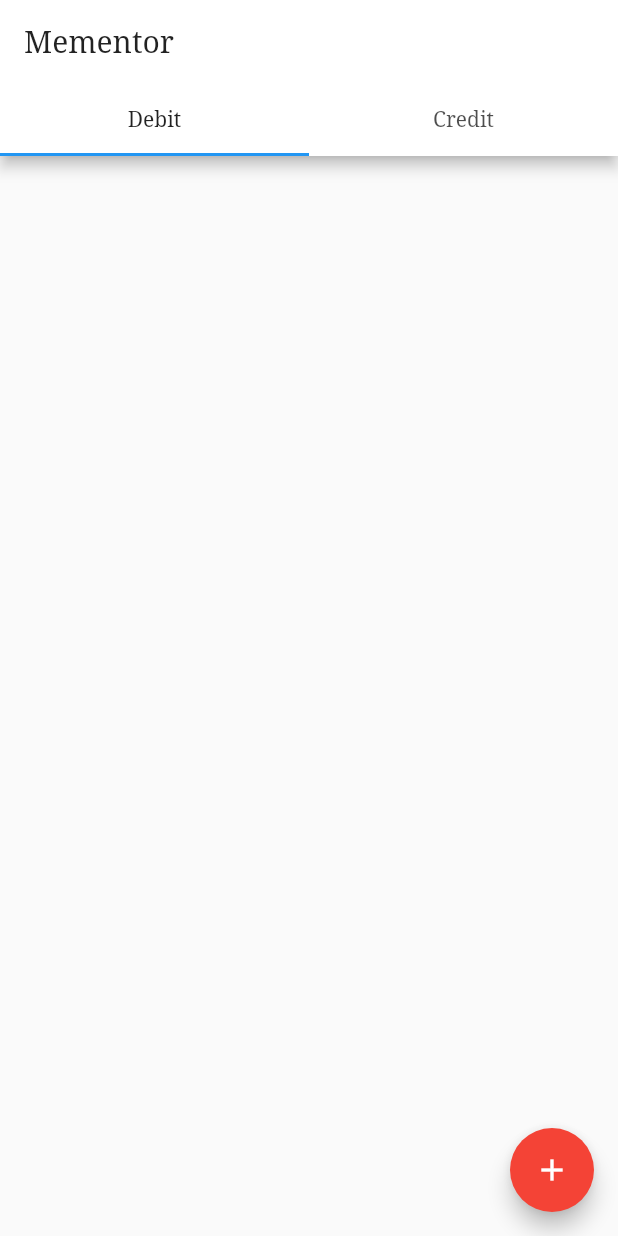
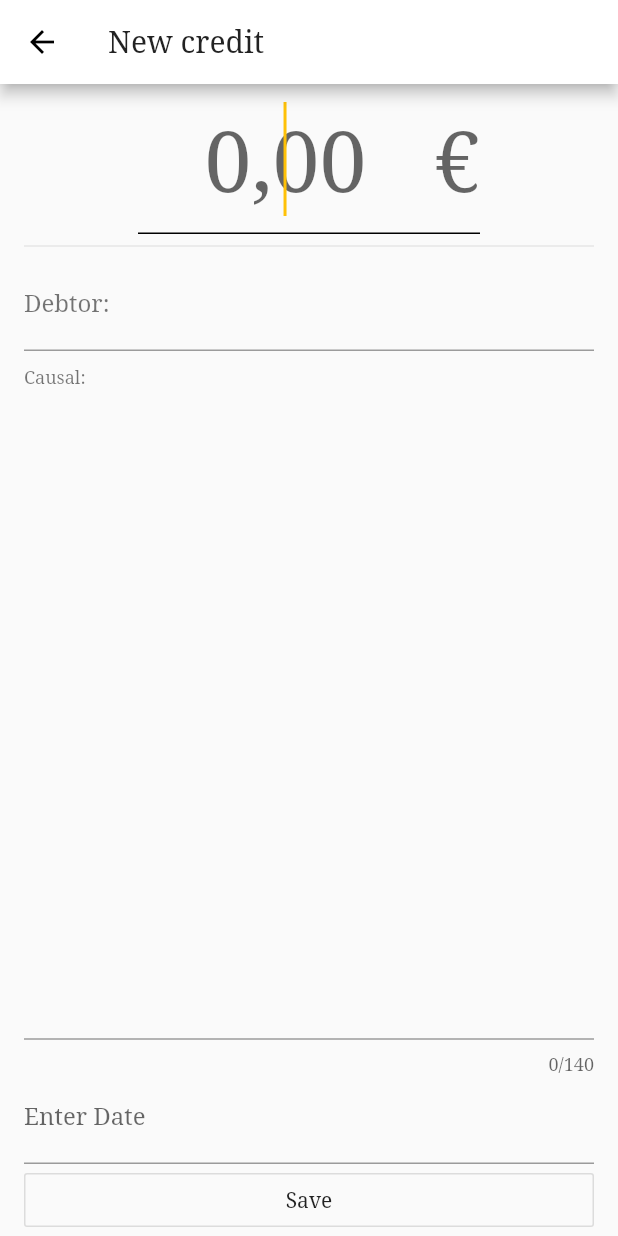
Before and after one commit to emiliodallatorre/mementor-flutter, a Flutter app: the screen it shows after launch, after a tap on the "add" icon, on a phone screen of 412 x 824 dp. Run offline on Flutter 3.47's test engine with Material 2 defaults, Android fonts, the phone set to English and light mode, and no system bars.

Commit message:
Completata la grafica e parte delle funzioni della creazione dei record.

```diff
--- /dev/null
+++ b/lib/interface/screen/create_record_screen.dart
@@ -0,0 +1,109 @@
+import 'package:flutter/material.dart';
+import 'package:mementor/generated/l10n.dart';
+import 'package:mementor/models/record_model.dart';
+
+class CreateRecordScreen extends StatelessWidget {
+  static const String route = "/createRecordScreen";
+
+  RecordType recordType;
+  RecordModel recordModel = RecordModel();
+  GlobalKey<FormState> _formKey = GlobalKey<FormState>();
+
+  @override
+  Widget build(BuildContext context) {
+    recordType = ModalRoute.of(context).settings.arguments as RecordType;
+    recordModel.recordType = recordType;
+
+    return Scaffold(
+      resizeToAvoidBottomPadding: true,
+      appBar: AppBar(title: Text(recordType != RecordType.DEBIT ? S.current.newDebit : S.current.newCredit)),
+      body: _buildBody(context),
+    );
+  }
+
+  Widget _buildBody(BuildContext context) {
+    return Padding(
+      padding: const EdgeInsets.symmetric(horizontal: 16.0),
+      child: SingleChildScrollView(
+        child: Container(
+          height: MediaQuery.of(context).size.height - kToolbarHeight - MediaQuery.of(context).padding.top,
+          child: Column(
+            children: [
+              Expanded(
+                child: Form(
+                  key: _formKey,
+                  child: Column(
+                    children: [
+                      Row(
+                        children: [
+                          Spacer(),
+                          Expanded(
+                            flex: 3,
+                            child: TextFormField(
+                              autofocus: true,
+                              keyboardType: TextInputType.numberWithOptions(signed: false),
+                              textAlign: TextAlign.center,
+                              style: Theme.of(context).textTheme.headline2,
+                              decoration: InputDecoration(hintText: "0,00", suffixText: "€"),
+                              validator: (String value) =>
+                                  double.tryParse(value.replaceAll(",", ".")) == null || double.tryParse(value.replaceAll(",", ".")) < 0
+                                      ? S.current.invalidData
+                                      : null,
+                              onSaved: (String value) => recordModel.value = double.parse(value.replaceAll(",", ".")),
+                            ),
+                          ),
+                          Spacer(),
+                        ],
+                      ),
+                      Divider(),
+                      TextFormField(
+                        decoration: InputDecoration(
+                          labelText: (recordType == RecordType.DEBIT ? S.current.debtor : S.current.creditor) + ":",
+                          labelStyle: TextStyle(color: Colors.black54),
+                        ),
+                        validator: (String value) => value.isEmpty ? S.current.insertData : null,
+                        onSaved: (String recipient) => recordModel.recipient = recipient,
+                      ),
+                      Expanded(
+                        child: TextFormField(
+                          decoration: InputDecoration(
+                              labelText: S.current.causal + ":",
+                              labelStyle: TextStyle(color: Colors.black54),
+                              floatingLabelBehavior: FloatingLabelBehavior.always),
+                          autocorrect: true,
+                          minLines: 900,
+
+                          maxLines: null,
+                          keyboardType: TextInputType.multiline,
+                          //expands: true,
+                          maxLength: 140,
+                          onSaved: (String causal) => recordModel.causal = causal,
+                        ),
+                      ),
+                      InputDatePickerFormField(
+                        firstDate: DateTime(2000),
+                        lastDate: DateTime.now(),
+                        onDateSaved: (DateTime date) => recordModel.date = date,
+                      ),
+                    ],
+                  ),
+                ),
+              ),
+              OutlineButton(
+                child: Container(width: double.infinity, child: Center(child: Text(S.current.save))),
+                onPressed: () {
+                  if (_formKey.currentState.validate()) {
+                    FocusScope.of(context).requestFocus(FocusNode());
+                    _formKey.currentState.save();
+
+                    // TODO: Salvare il record.
+                  }
+                },
+              ),
+            ],
+          ),
+        ),
+      ),
+    );
+  }
+}
--- a/lib/interface/screen/home_screen.dart
+++ b/lib/interface/screen/home_screen.dart
@@ -1,6 +1,8 @@
 import 'package:flutter/material.dart';
 import 'package:mementor/generated/l10n.dart';
 import 'package:mementor/interface/pages/debit_page.dart';
+import 'package:mementor/interface/screen/create_record_screen.dart';
+import 'package:mementor/models/record_model.dart';
 
 class HomeScreen extends StatefulWidget {
   static const String route = "/homeScreen";
@@ -52,9 +54,13 @@
 
   FloatingActionButton _buildFloatingActionButton(BuildContext context) {
     return FloatingActionButton(
-      backgroundColor: index == 0 ? Colors.red : Colors.green,
-      child: Icon(Icons.add),
-      onPressed: () {},
+      child: Icon(
+        Icons.add,
+        color: Colors.white,
+      ),
+      onPressed: () {
+        Navigator.of(context).pushNamed(CreateRecordScreen.route, arguments: index == 0 ? RecordType.DEBIT : RecordType.CREDIT);
+      },
     );
   }
 }
--- a/lib/l10n/intl_en.arb
+++ b/lib/l10n/intl_en.arb
@@ -1,5 +1,13 @@
 {
   "mementor": "Mementor",
   "debit": "Debit",
-  "credit": "Credit"
+  "credit": "Credit",
+  "newDebit": "New debit",
+  "newCredit": "New credit",
+  "invalidData": "Invalid format.",
+  "save": "Save",
+  "debtor": "Debtor",
+  "creditor": "Creditor",
+  "causal": "Causal",
+  "insertData": "Compile this field."
 }
--- a/lib/l10n/intl_it.arb
+++ b/lib/l10n/intl_it.arb
@@ -1,5 +1,13 @@
 {
   "mementor": "Mementor",
-  "debit": "Dare",
-  "credit": "Avere"
+  "debit": "Debiti",
+  "credit": "Crediti",
+  "newDebit": "Nuovo debito",
+  "newCredit": "Nuovo credito",
+  "invalidData": "Formato non valido.",
+  "save": "Salva",
+  "debtor": "Debitore",
+  "creditor": "Creditore",
+  "causal": "Causale",
+  "insertData": "Compila questo campo."
 }
--- a/lib/main.dart
+++ b/lib/main.dart
@@ -2,8 +2,8 @@
 import 'package:flutter/material.dart';
 import 'package:flutter/services.dart';
 import 'package:flutter_localizations/flutter_localizations.dart';
-import 'package:google_fonts/google_fonts.dart';
 import 'package:mementor/generated/l10n.dart';
+import 'package:mementor/interface/screen/create_record_screen.dart';
 import 'package:mementor/interface/screen/home_screen.dart';
 
 void main() {
@@ -22,10 +22,12 @@
     return MaterialApp(
       title: 'Mementor',
       theme: ThemeData(
-        primarySwatch: Colors.blue,
+        primarySwatch: Colors.amber,
         visualDensity: VisualDensity.adaptivePlatformDensity,
         primaryColor: Colors.white,
         fontFamily: "NotoSerif",
+        buttonTheme: ButtonThemeData(buttonColor: Colors.amberAccent),
+        inputDecorationTheme: InputDecorationTheme(focusedBorder: UnderlineInputBorder()),
       ),
       home: HomeScreen(),
       localizationsDelegates: [
@@ -36,6 +38,7 @@
       supportedLocales: S.delegate.supportedLocales,
       routes: <String, Widget Function(BuildContext)>{
         HomeScreen.route: (BuildContext context) => HomeScreen(),
+        CreateRecordScreen.route: (BuildContext context) => CreateRecordScreen(),
       },
     );
   }
--- /dev/null
+++ b/lib/models/record_model.dart
@@ -0,0 +1,8 @@
+class RecordModel {
+  RecordType recordType;
+  double value;
+  String recipient, causal;
+  DateTime date;
+}
+
+enum RecordType { DEBIT, CREDIT }
```
Also changed, not shown: lib/generated/intl/messages_en.dart, lib/generated/intl/messages_it.dart, lib/generated/l10n.dart.
